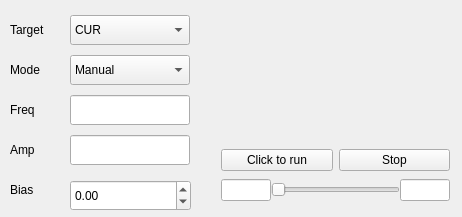
Old version of the form interface/src/move.ui in the repository longhao666/20180702jointMrapi.
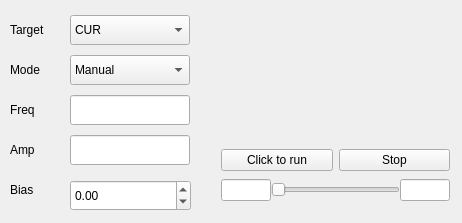
New version of the form.

Patch:
```diff
--- a/interface/src/move.ui
+++ b/interface/src/move.ui
@@ -7,7 +7,7 @@
     <x>0</x>
     <y>0</y>
     <width>462</width>
-    <height>217</height>
+    <height>223</height>
    </rect>
   </property>
   <property name="windowTitle">
```
